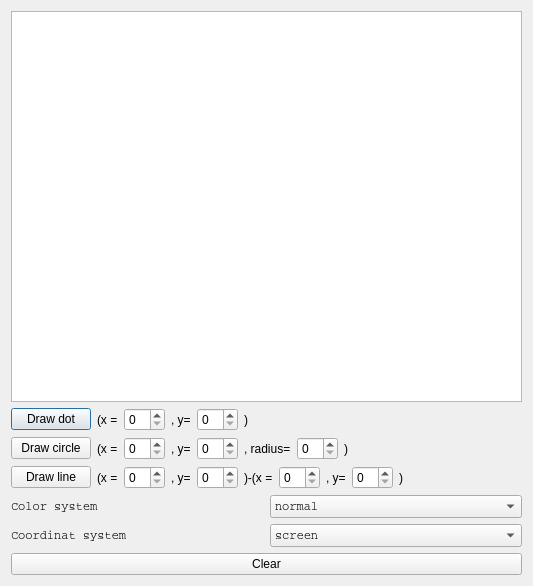
This is Tools/ToolTestCanvas/qttooltestcanvasmaindialog.ui in richelbilderbeek/ProjectRichelBilderbeek as Qt 5 draws it before an edit. The edited form follows.
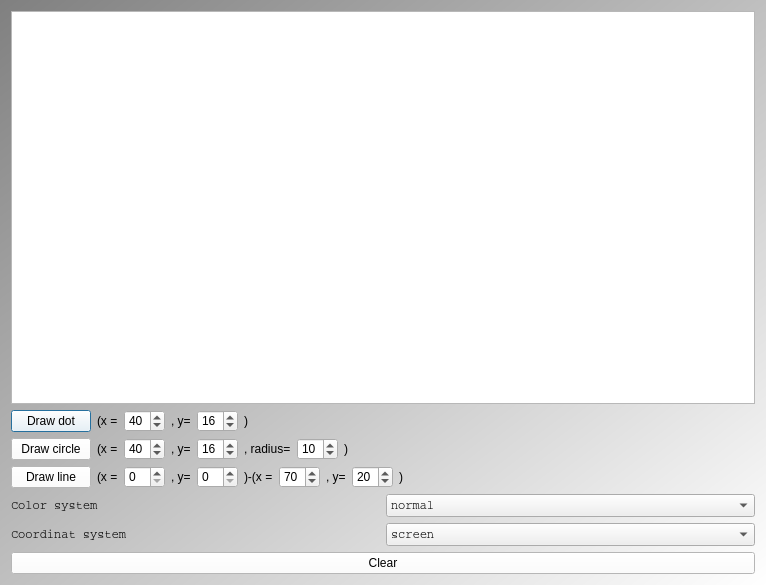
This is the edited form.

What changed in the file:
```diff
--- a/Tools/ToolTestCanvas/qttooltestcanvasmaindialog.ui
+++ b/Tools/ToolTestCanvas/qttooltestcanvasmaindialog.ui
@@ -6,10 +6,17 @@
    <rect>
     <x>0</x>
     <y>0</y>
-    <width>533</width>
-    <height>586</height>
+    <width>766</width>
+    <height>585</height>
    </rect>
   </property>
+  <property name="styleSheet">
+   <string notr="true">QDialog { 
+background-color: qlineargradient(x1: 0, y1: 0, x2: 1, y2: 1, stop: 0  #808080, stop: 1 #ffffff);
+}
+QPushButton { background-color: rgb(255, 255, 255);  }
+QPushButton { color: rgb(0,0,0); }</string>
+  </property>
   <layout class="QVBoxLayout" name="verticalLayout">
    <item>
     <widget class="QPlainTextEdit" name="text">
@@ -41,7 +48,11 @@
       </widget>
      </item>
      <item>
-      <widget class="QSpinBox" name="box_x"/>
+      <widget class="QSpinBox" name="box_dot_x">
+       <property name="value">
+        <number>40</number>
+       </property>
+      </widget>
      </item>
      <item>
       <widget class="QLabel" name="label_doy_y">
@@ -51,7 +62,11 @@
       </widget>
      </item>
      <item>
-      <widget class="QSpinBox" name="box_y"/>
+      <widget class="QSpinBox" name="box_dot_y">
+       <property name="value">
+        <number>16</number>
+       </property>
+      </widget>
      </item>
      <item>
       <widget class="QLabel" name="label_dot_close">
@@ -92,7 +107,11 @@
       </widget>
      </item>
      <item>
-      <widget class="QSpinBox" name="box_circle_x"/>
+      <widget class="QSpinBox" name="box_circle_x">
+       <property name="value">
+        <number>40</number>
+       </property>
+      </widget>
      </item>
      <item>
       <widget class="QLabel" name="label_circle_y">
@@ -102,7 +121,11 @@
       </widget>
      </item>
      <item>
-      <widget class="QSpinBox" name="box_circle_y"/>
+      <widget class="QSpinBox" name="box_circle_y">
+       <property name="value">
+        <number>16</number>
+       </property>
+      </widget>
      </item>
      <item>
       <widget class="QLabel" name="label_circle_r">
@@ -112,7 +135,11 @@
       </widget>
      </item>
      <item>
-      <widget class="QSpinBox" name="box_circle_r"/>
+      <widget class="QSpinBox" name="box_circle_r">
+       <property name="value">
+        <number>10</number>
+       </property>
+      </widget>
      </item>
      <item>
       <widget class="QLabel" name="label_circle_close">
@@ -173,7 +200,11 @@
       </widget>
      </item>
      <item>
-      <widget class="QSpinBox" name="box_line_x2"/>
+      <widget class="QSpinBox" name="box_line_x2">
+       <property name="value">
+        <number>70</number>
+       </property>
+      </widget>
      </item>
      <item>
       <widget class="QLabel" name="label_line_y2">
@@ -183,7 +214,11 @@
       </widget>
      </item>
      <item>
-      <widget class="QSpinBox" name="box_line_y2"/>
+      <widget class="QSpinBox" name="box_line_y2">
+       <property name="value">
+        <number>20</number>
+       </property>
+      </widget>
      </item>
      <item>
       <widget class="QLabel" name="label_line_close">
```
